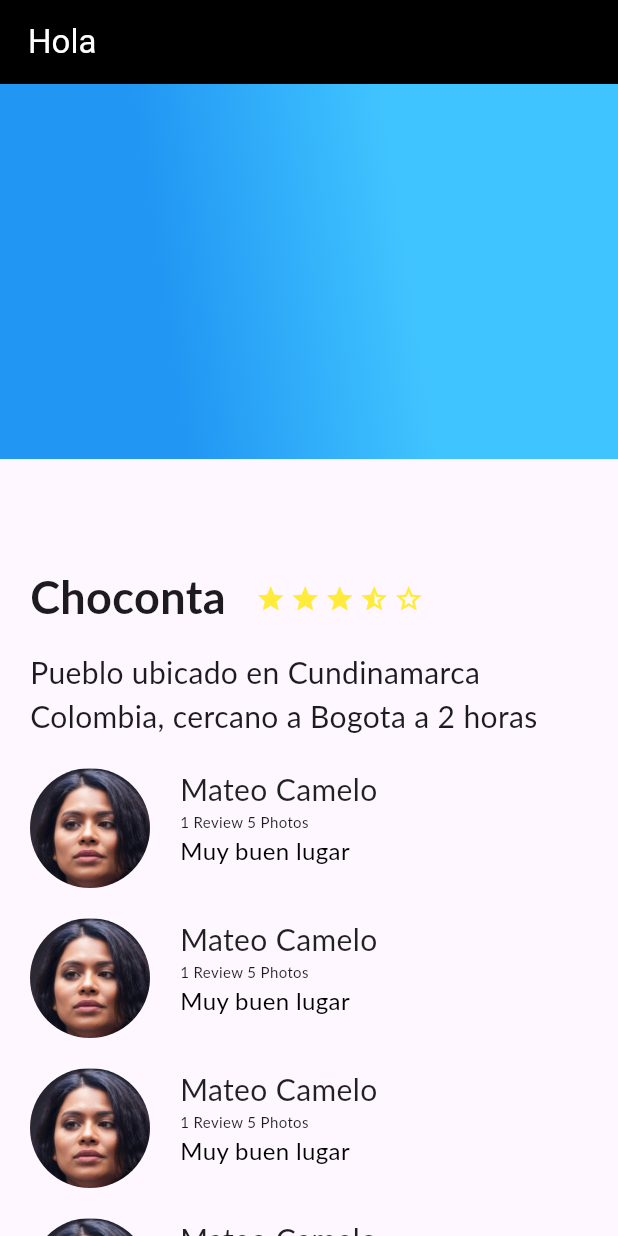
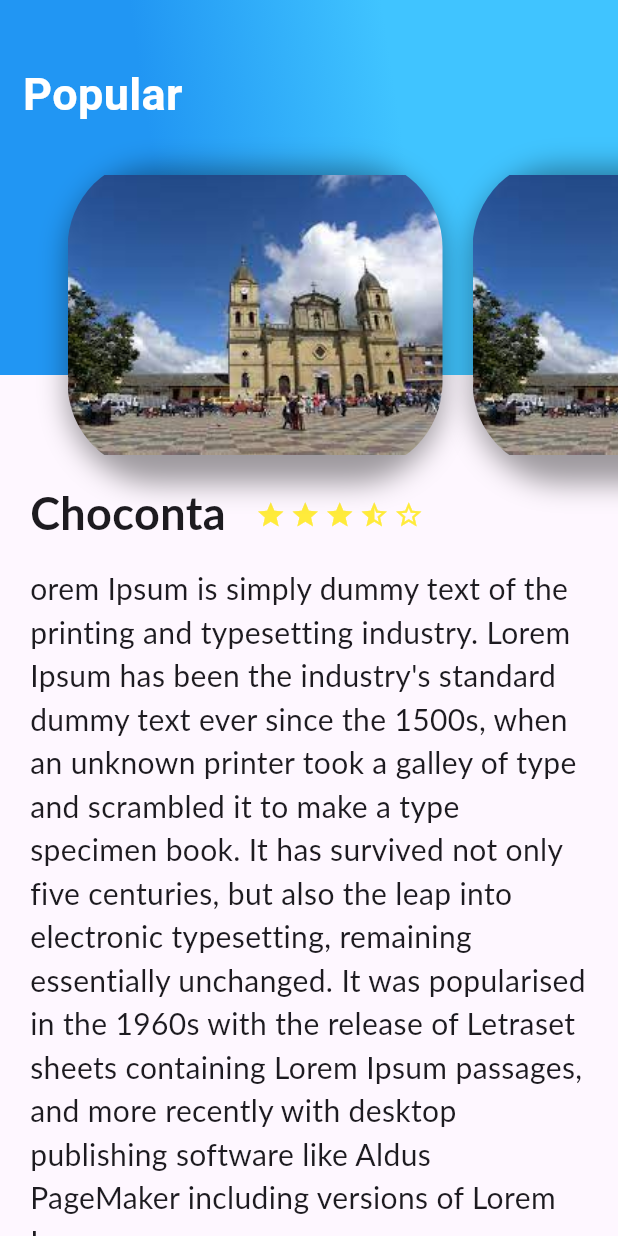
Before and after one commit to MateoG404/Mobile_Application_Development_UniAndes, a Flutter app: the screen it shows after launch, on a phone screen of 412 x 824 dp. Run offline on Flutter 3.47's test engine with Material 2 defaults, Android fonts, the phone set to English and light mode, and no system bars; Roboto replaces fonts that are missing (Lato).

Commit message:
ListView for images

```diff
--- /dev/null
+++ b/Pl/platzi_app/lib/card_image.dart
@@ -0,0 +1,26 @@
+import 'package:flutter/material.dart';
+
+class CardImage extends StatelessWidget {
+  String path_image = 'assets/images/choconta.jpeg';
+
+  CardImage(this.path_image);
+
+  @override
+  Widget build(BuildContext context) {
+    final card = Container(
+      height: 350,
+      width: 250,
+      margin: EdgeInsets.only(top: 80, bottom: 10, left: 20),
+      decoration: BoxDecoration(
+          image: DecorationImage(image: AssetImage(path_image)),
+          borderRadius: const BorderRadius.all(Radius.elliptical(60, 60)),
+          shape: BoxShape.rectangle,
+          boxShadow: const [
+            BoxShadow(
+                color: Colors.black38, blurRadius: 15, offset: Offset(0.0, 7))
+          ]),
+    );
+
+    return card;
+  }
+}
--- /dev/null
+++ b/Pl/platzi_app/lib/card_image_list.dart
@@ -0,0 +1,20 @@
+import 'package:flutter/material.dart';
+import 'package:platzi_app/card_image.dart';
+
+class CardImageList extends StatelessWidget {
+  @override
+  Widget build(BuildContext context) {
+    // TODO: implement build
+    return Container(
+        height: 350,
+        child: ListView(
+          padding: const EdgeInsets.all(25),
+          scrollDirection: Axis.horizontal,
+          children: [
+            CardImage('assets/images/choconta.jpeg'),
+            CardImage('assets/images/choconta.jpeg'),
+            CardImage('assets/images/choconta.jpeg')
+          ],
+        ));
+  }
+}
--- a/Pl/platzi_app/lib/gradient_back.dart
+++ b/Pl/platzi_app/lib/gradient_back.dart
@@ -1,6 +1,10 @@
 import 'package:flutter/material.dart';
 
 class GradientBack extends StatelessWidget {
+  String title = "Popular";
+  // Constructor
+  GradientBack(this.title);
+
   @override
   Widget build(BuildContext context) {
     return Container(
@@ -12,6 +16,12 @@ class GradientBack extends StatelessWidget {
               end: FractionalOffset(1.0, 0.6),
               stops: [0.1, 0.6],
               tileMode: TileMode.clamp)),
+      alignment: const Alignment(-0.9, -0.6),
+      child: Text(
+        title,
+        style: const TextStyle(
+            color: Colors.white, fontSize: 30, fontWeight: FontWeight.bold),
+      ),
     );
   }
 }
--- /dev/null
+++ b/Pl/platzi_app/lib/header_appbar.dart
@@ -0,0 +1,12 @@
+import 'package:flutter/material.dart';
+import 'package:platzi_app/card_image_list.dart';
+import 'package:platzi_app/gradient_back.dart';
+
+class HeaderAppBar extends StatelessWidget {
+  @override
+  Widget build(BuildContext context) {
+    return Stack(
+      children: [GradientBack("Popular"), CardImageList()],
+    );
+  }
+}
--- a/Pl/platzi_app/lib/main.dart
+++ b/Pl/platzi_app/lib/main.dart
@@ -1,9 +1,10 @@
 import 'package:flutter/material.dart';
 //import 'package:platzi_app/second_task.dart';
 import 'package:platzi_app/description_place.dart';
-import 'package:platzi_app/review.dart';
+import 'package:platzi_app/header_appbar.dart';
 import 'package:platzi_app/review_list.dart';
 import 'package:platzi_app/gradient_back.dart';
+import 'package:platzi_app/card_image_list.dart';
 
 void main() {
   runApp(const MyApp());
@@ -22,31 +23,19 @@ class MyApp extends StatelessWidget {
           useMaterial3: true,
         ),
         home: Scaffold(
-            appBar: AppBar(
-              title: const Text(
-                "Hola ",
-                style: TextStyle(color: Colors.white),
-                textAlign: TextAlign.center,
-              ),
-              backgroundColor: Colors.black,
-            ),
+
             //body: ReviewList())
             body: Stack(
           children: [
             ListView(
               children: [
                 Description_place('Choconta', 4,
-                        'Pueblo ubicado en Cundinamarca Colombia, cercano a Bogota a 2 horas'),
+                    'orem Ipsum is simply dummy text of the printing and typesetting industry. Lorem Ipsum has been the industry\'s standard dummy text ever since the 1500s, when an unknown printer took a galley of type and scrambled it to make a type specimen book. It has survived not only five centuries, but also the leap into electronic typesetting, remaining essentially unchanged. It was popularised in the 1960s with the release of Letraset sheets containing Lorem Ipsum passages, and more recently with desktop publishing software like Aldus PageMaker including versions of Lorem Ipsum'),
                 ReviewList()
               ],
             ),
-                GradientBack()
+            HeaderAppBar()
           ],
-            )
-
-            //Description_place("Mateo Gutierrez", 4,
-            //    "Prueba de texto de descripción Prueba de texto de descripción Prueba de texto de descripciónPrueba de texto de descripción "),
-            //)
-            ));
+        )));
   }
 }
--- a/Pl/platzi_app/pubspec.yaml
+++ b/Pl/platzi_app/pubspec.yaml
@@ -20,6 +20,7 @@ dev_dependencies:
 flutter:
   assets:
     - assets/images/images.jpeg
+    - assets/images/choconta.jpeg
     - assets/images/viajero.png
 
   uses-material-design: true
```
Also changed, not shown: Pl/platzi_app/assets/images/choconta.jpeg (added). Lines whose indentation alone changed are shown as unchanged.
